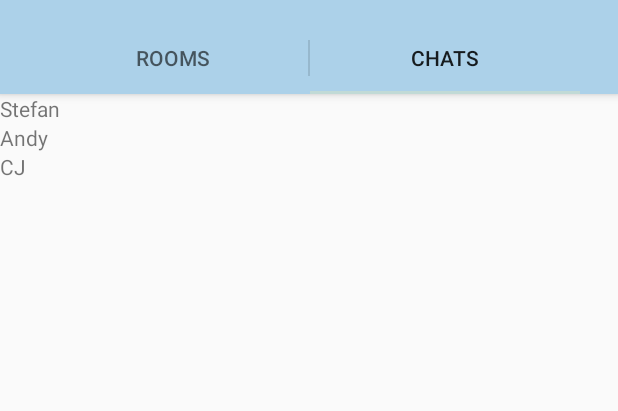
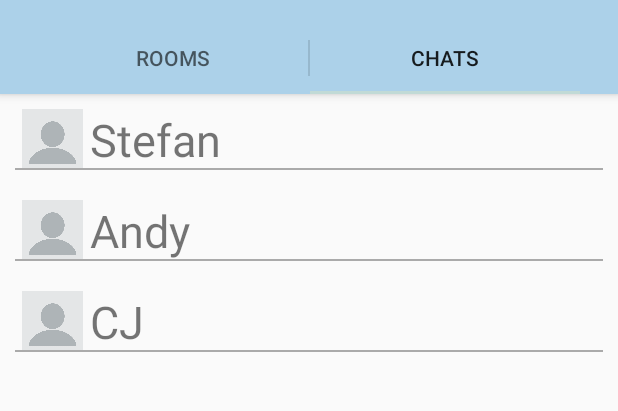
Before and after one commit to Stefan4472/Icebreaker, an Android app: the DashboardActivity screen opened directly, with no data from a screen before it, tab 2 chosen, on a phone screen of 412 x 824 dp, the part 62-473 px from its top. Run offline under Robolectric (Android 15) with nearby library versions, the phone set to English and light mode, and no system bars; our stand-ins replace Volley; 2 statements that could not run were skipped.

Commit message:
ANDY's Amazing GUI Improvements

```diff
--- a/icebreaker-android/app/src/main/res/layout/dashboard_layout.xml
+++ b/icebreaker-android/app/src/main/res/layout/dashboard_layout.xml
@@ -34,6 +34,28 @@
         android:layout_height="wrap_content"
         android:text="Open Chats"
         android:onClick="onViewChatsClicked"/>
+    <Button
+        android:layout_width="match_parent"
+        android:layout_height="wrap_content"
+        android:text="Open Chatrooms"
+        android:onClick="onViewRoomsClicked"/-->
+
+    <RelativeLayout
+        android:layout_width="fill_parent"
+        android:layout_height="wrap_content">
+        <Button
+            android:id="@+id/add_rooms_button"
+            android:layout_width="match_parent"
+            android:layout_height="wrap_content"
+            android:onClick="onAddRooms"
+            android:text="Button" />
+    </RelativeLayout>
+
+    <!--Button
+        android:layout_width="match_parent"
+        android:layout_height="wrap_content"
+        android:text="Open Chats"
+        android:onClick="onViewChatsClicked"/>
 
     <Button
         android:layout_width="match_parent"
--- a/icebreaker-android/app/src/main/res/layout/profile_layout.xml
+++ b/icebreaker-android/app/src/main/res/layout/profile_layout.xml
@@ -1,12 +1,39 @@
 <?xml version="1.0" encoding="utf-8"?>
-<LinearLayout
-    xmlns:android="http://schemas.android.com/apk/res/android" android:layout_width="match_parent"
-    android:layout_height="match_parent">
+<RelativeLayout
+    xmlns:android="http://schemas.android.com/apk/res/android"
+    android:id="@+id/RelativeLayout01"
+    android:layout_width="fill_parent"
+    android:layout_height="fill_parent"
+    android:padding="10dp">
+
+    <ImageView
+        android:id="@+id/imageView"
+        android:layout_width="50dp"
+        android:layout_height="wrap_content"
+        android:layout_alignBottom="@+id/profile_name_text"
+        android:layout_alignParentStart="true"
+        android:layout_alignParentTop="true"
+        android:src="@drawable/blank_profile" />
 
     <TextView
         android:id="@+id/profile_name_text"
         android:layout_width="match_parent"
         android:layout_height="wrap_content"
-        android:text="First Name"/>
+        android:layout_alignParentTop="true"
+        android:layout_toEndOf="@+id/imageView"
+        android:text="First Name"
+        android:textSize="30dp" />
 
-</LinearLayout>
+    <LinearLayout
+        android:layout_width="fill_parent"
+        android:layout_height="fill_parent"
+        android:layout_alignBottom="@+id/imageView"
+        android:layout_alignParentEnd="true">
+
+        <View
+            android:layout_width="wrap_content"
+            android:layout_height="1dp"
+            android:layout_marginBottom="0dp"
+            android:background="@android:color/darker_gray" />
+    </LinearLayout>
+</RelativeLayout>
```
Also changed, not shown: icebreaker-android/app/src/main/res/layout/all_chatrooms.xml (+2 -6 lines), icebreaker-android/app/src/main/res/layout/chat_layout.xml (+8 -6 lines), icebreaker-android/app/src/main/res/layout/chat_message_layout.xml (+5 -2 lines), icebreaker-android/app/src/main/res/layout/chatroom_adapter.xml (+27 -3 lines), icebreaker-android/app/src/main/res/layout/chatroom_activity.xml (line endings or trailing spaces), icebreaker-android/app/src/main/res/layout/chatroom_layout.xml (line endings or trailing spaces), 1 other file.
